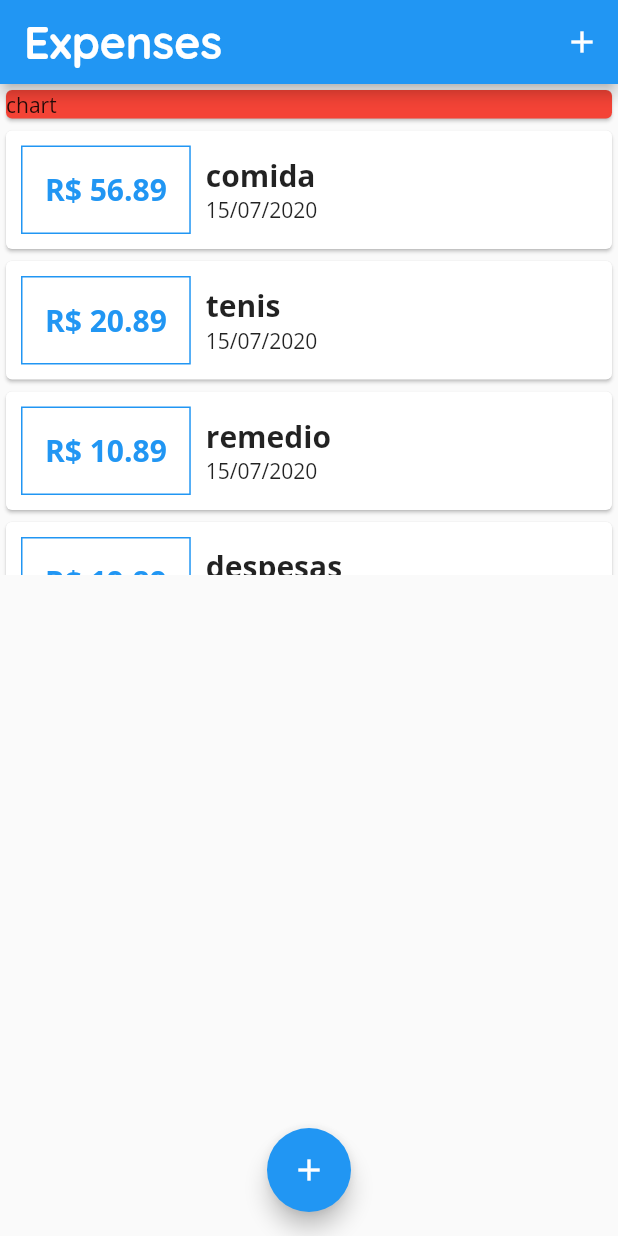
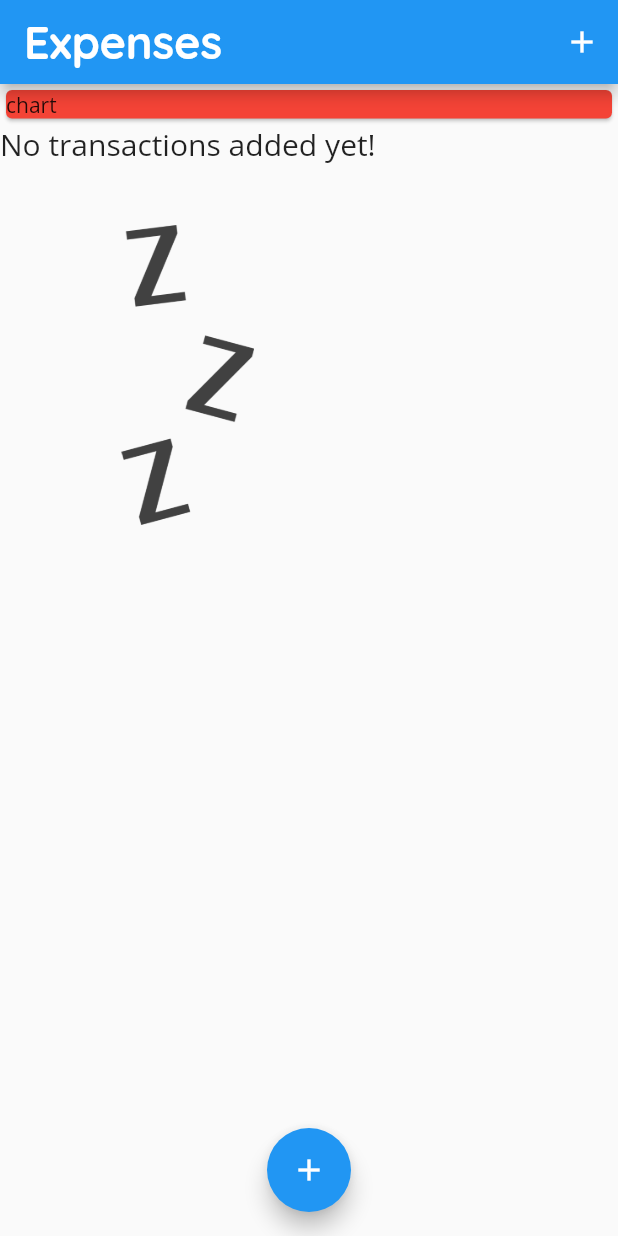
Before and after one commit to marciopaulosoares/flutter-despesas, a Flutter app: the screen it shows after launch, on a phone screen of 412 x 824 dp. Run offline on Flutter 3.47's test engine with Material 2 defaults, Android fonts, the phone set to English and light mode, and no system bars.

Commit message:
Adicionando imagem para quando a lista esta vazia

```diff
--- a/lib/main.dart
+++ b/lib/main.dart
@@ -72,10 +72,10 @@ class MyHomePage extends StatefulWidget {
 class _MyHomePageState extends State<MyHomePage> {
 
   final List<Transaction> _userTransactions = [
-    Transaction(id: '01', title: 'comida', amount: 56.89, date: DateTime.now()),
-    Transaction(id: '02', title: 'tenis', amount: 20.89, date: DateTime.now()),
-    Transaction(id: '03', title: 'remedio', amount: 10.89, date: DateTime.now()),
-    Transaction(id: '04', title: 'despesas', amount: 19.89, date: DateTime.now())
+    // Transaction(id: '01', title: 'comida', amount: 56.89, date: DateTime.now()),
+    // Transaction(id: '02', title: 'tenis', amount: 20.89, date: DateTime.now()),
+    // Transaction(id: '03', title: 'remedio', amount: 10.89, date: DateTime.now()),
+    // Transaction(id: '04', title: 'despesas', amount: 19.89, date: DateTime.now())
   ];
 
   void _addNewTransaction(String pTitle, double pAmount) {
--- /dev/null
+++ b/lib/widgets/transaction_empty.dart
@@ -0,0 +1,20 @@
+import 'package:flutter/material.dart';
+
+class TransactionEmpty extends StatelessWidget {
+
+  @override
+  Widget build(BuildContext context) {
+    return Column(
+      children: <Widget>[
+        Text(
+          'No transactions added yet!',
+            style: Theme.of(context).textTheme.headline6,
+        ),
+        SizedBox( height: 40,),
+        Container(
+          height: 200,
+          child: Image.asset('assets/images/waiting.png', fit: BoxFit.cover)
+          ),
+  ],);
+  }
+}
--- a/lib/widgets/transaction_list.dart
+++ b/lib/widgets/transaction_list.dart
@@ -1,5 +1,6 @@
 import 'package:flutter/material.dart';
-import 'package:flutter_despesas/widgets/transaction_list_item.dart';
+import './transaction_empty.dart';
+import './transaction_list_item.dart';
 
 import '../models/transaction.dart';
 
@@ -8,17 +9,21 @@ class TransactionList extends StatelessWidget {
   final List<Transaction> userTransactions;
   TransactionList({this.userTransactions});
 
+
+
   @override
   Widget build(BuildContext context) {
     return
           Container(
             height: 300,
-            child: ListView.builder(
-              scrollDirection: Axis.vertical,
-              itemCount: userTransactions.length,
-              itemBuilder: (ctx, index){
-                return TransactionListItem(userTransactions[index]);
-              }),
+            child: userTransactions.isEmpty
+                          ? TransactionEmpty()
+                          : ListView.builder(
+                                            scrollDirection: Axis.vertical,
+                                            itemCount: userTransactions.length,
+                                            itemBuilder: (ctx, index){
+                                              return TransactionListItem(userTransactions[index]);
+                                            }),
           );
   }
 }
--- a/pubspec.yaml
+++ b/pubspec.yaml
@@ -48,8 +48,8 @@ flutter:
   uses-material-design: true
 
   # To add assets to your application, add an assets section, like this:
-  # assets:
-  #   - images/a_dot_burr.jpeg
+  assets:
+     - assets/images/waiting.png
   #   - images/a_dot_ham.jpeg
 
   # An image asset can refer to one or more resolution-specific "variants", see
```
Also changed, not shown: assets/images/waiting.png (added).
